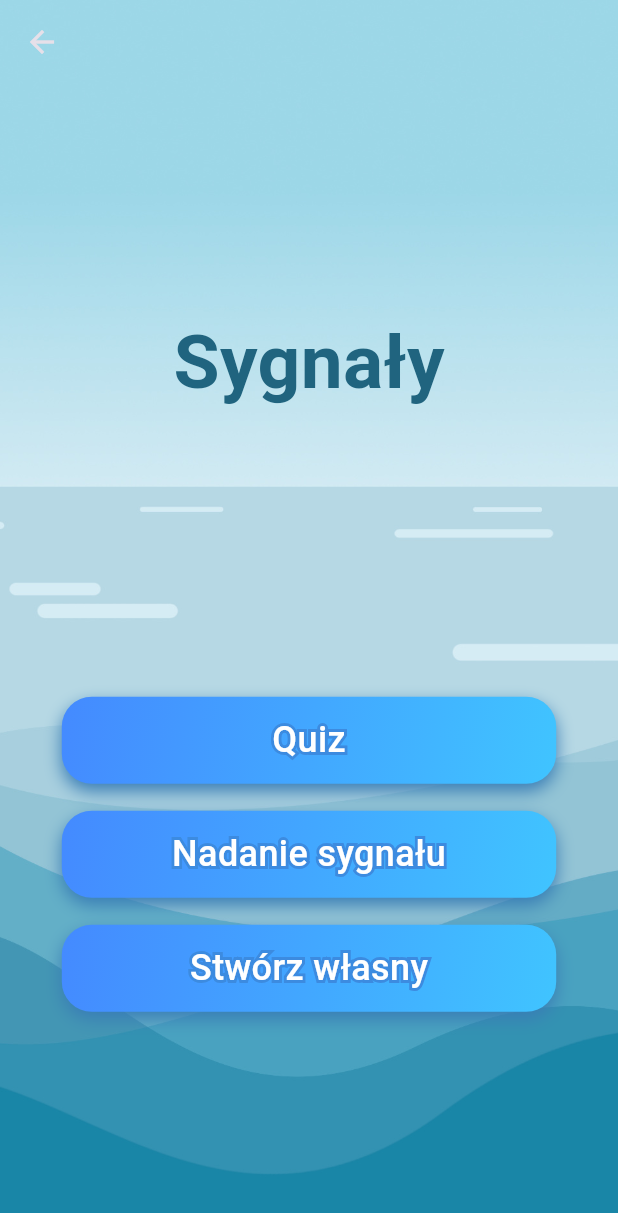
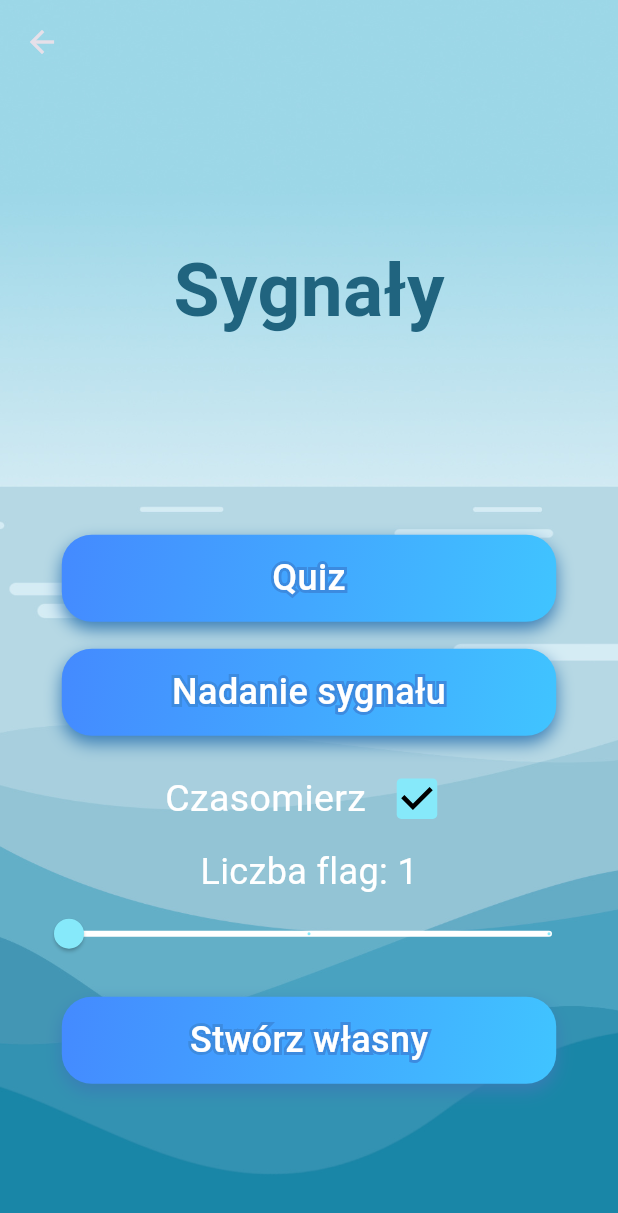
Before and after one commit to nmikolaj/signal_flags_app, a Flutter app: the SignalMenuScreen screen opened directly, on a phone screen of 412 x 824 dp. Shown: the top 1213 px of the screen. Run offline on Flutter 3.47's test engine with Material 3 defaults, Android fonts, the phone set to English and light mode, and no system bars; drawn by our look-alikes of stroke_text; our stand-ins replace get, share_plus, websafe_svg; missing offline and left inert: widgets_to_image.

Commit message:
add slider to change chosen num of flags

```diff
--- /dev/null
+++ b/lib/controllers/signal_menu_controller.dart
@@ -0,0 +1,18 @@
+import 'package:get/get.dart';
+
+class SignalMenuController extends GetxController {
+
+  RxInt selectedFlagCount = 1.obs;
+
+  RxBool showProgressBar = true.obs;
+
+  // Updates slider value
+  void updateFlagCount(int count) {
+    selectedFlagCount.value = count;
+  }
+
+  // Toggles progressbar visibility
+  void toggleProgressBar(bool value) {
+    showProgressBar.value = value;
+  }
+}
--- a/lib/display/signal/signal_menu_screen.dart
+++ b/lib/display/signal/signal_menu_screen.dart
@@ -1,5 +1,6 @@
 import 'package:flutter/material.dart';
 import 'package:get/get.dart';
+import 'package:signal_flags_app/controllers/signal_menu_controller.dart';
 import 'package:signal_flags_app/display/export/export_screen.dart';
 import 'package:signal_flags_app/display/quiz/quiz_screen.dart';
 import 'package:signal_flags_app/display/transmit/transmit_screen.dart';
@@ -7,7 +8,7 @@ import 'package:signal_flags_app/utils/constants.dart';
 import 'package:signal_flags_app/utils/widget_utils.dart';
 
 class SignalMenuScreen extends StatelessWidget {
-  final RxBool _showProgressBar = true.obs;
+  final SignalMenuController _controller = Get.put(SignalMenuController());
 
   @override
   Widget build(BuildContext context) {
@@ -45,9 +46,52 @@ class SignalMenuScreen extends StatelessWidget {
                       ),
                     ),
                     const Spacer(flex: 5),
-                    buildButton("Quiz", () => QuizScreen(mode: 'messages', showProgressBar: _showProgressBar.value,)),
+                    buildButton("Quiz", () => QuizScreen(mode: 'messages', showProgressBar: _controller.showProgressBar.value)),
                     const SizedBox(height: 18),
                     buildButton("Nadanie sygnału", () => TransmitScreen()),
+                    const SizedBox(height: 18),
+                    Obx(() => Row(
+                      mainAxisAlignment: MainAxisAlignment.center,
+                      children: [
+                        Text(
+                          "Czasomierz",
+                          style: TextStyle(color: kWhiteColor, fontSize: 25),
+                        ),
+                        SizedBox(width: 10),
+                        Transform.scale(
+                          scale: 1.5,
+                          child: Checkbox(
+                            value: _controller.showProgressBar.value,
+                            onChanged: (value) {
+                              _controller.toggleProgressBar(value!);
+                            },
+                            activeColor: kSecondaryColor,
+                            checkColor: kBlackColor,
+                          ),
+                        ),
+                      ],
+                    )),
+                    const SizedBox(height: 8),
+                    Obx(() => Column(
+                      children: [
+                        Text(
+                          "Liczba flag: ${_controller.selectedFlagCount}",
+                          style: TextStyle(color: kWhiteColor, fontSize: 24),
+                        ),
+                        Slider(
+                          value: _controller.selectedFlagCount.value.toDouble(), // Using double to interact with Slider
+                          min: 1,
+                          max: 3,
+                          divisions: 2,
+                          label: _controller.selectedFlagCount.value.toString(),
+                          onChanged: (value) {
+                            _controller.updateFlagCount(value.toInt());
+                          },
+                          activeColor: kSecondaryColor,
+                          inactiveColor: kWhiteColor,
+                        ),
+                      ],
+                    )),
                     const SizedBox(height: 18),
                     buildButton("Stwórz własny", () => ExportScreen()),
                     const Spacer(flex: 4),
```
